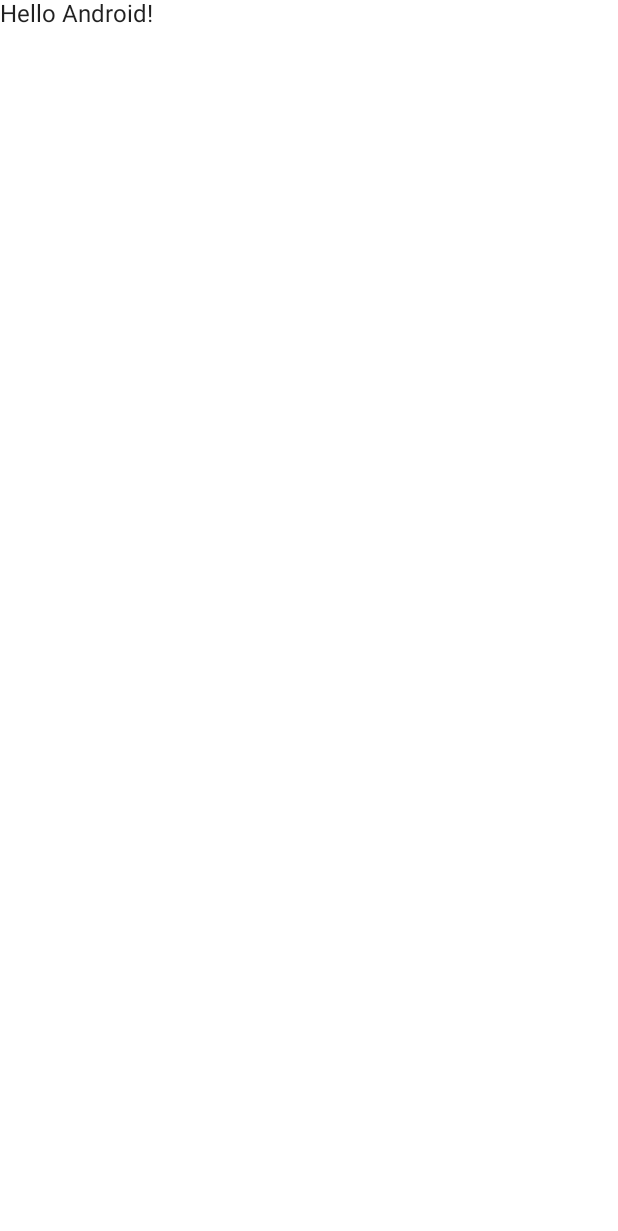
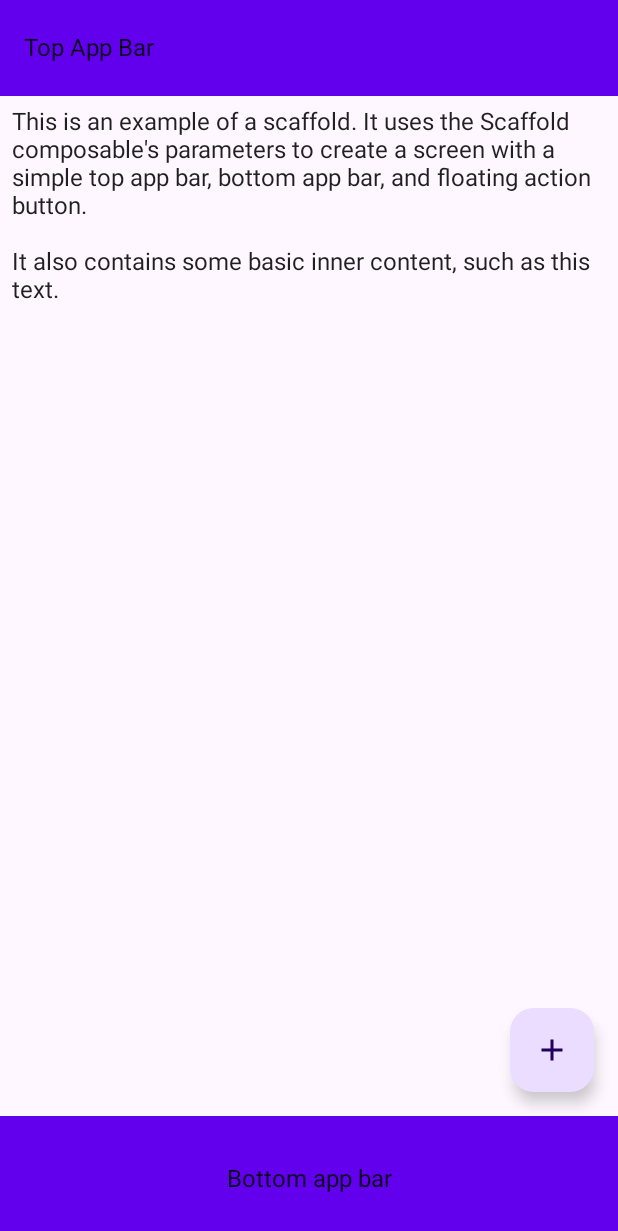
Before and after one commit to SatyamGondhale/LearnCompose, an Android app built with Jetpack Compose: the screen it shows after launch (MainActivity), on a phone screen of 412 x 824 dp. Before the commit the part shown is almost empty. Shown: the top 1231 px of the screen. Run offline under Robolectric (Android 15) with nearby library versions, the phone set to English and light mode, and no system bars.

Commit message:
Basic Components in Material3 design Jetpack Compose

```diff
--- a/app/src/main/java/com/learn/learncompose/MainActivity.kt
+++ b/app/src/main/java/com/learn/learncompose/MainActivity.kt
@@ -3,13 +3,30 @@ package com.learn.learncompose
 import android.os.Bundle
 import androidx.activity.ComponentActivity
 import androidx.activity.compose.setContent
-import androidx.compose.foundation.layout.fillMaxSize
+import androidx.compose.foundation.layout.Arrangement
+import androidx.compose.foundation.layout.Column
+import androidx.compose.foundation.layout.fillMaxWidth
+import androidx.compose.foundation.layout.padding
 import androidx.compose.material.MaterialTheme
-import androidx.compose.material.Surface
 import androidx.compose.material.Text
+import androidx.compose.material.icons.Icons
+import androidx.compose.material.icons.filled.Add
+import androidx.compose.material3.BottomAppBar
+import androidx.compose.material3.ExperimentalMaterial3Api
+import androidx.compose.material3.FloatingActionButton
+import androidx.compose.material3.Icon
+import androidx.compose.material3.Scaffold
+import androidx.compose.material3.TopAppBar
+import androidx.compose.material3.TopAppBarDefaults
 import androidx.compose.runtime.Composable
+import androidx.compose.runtime.getValue
+import androidx.compose.runtime.mutableIntStateOf
+import androidx.compose.runtime.remember
+import androidx.compose.runtime.setValue
 import androidx.compose.ui.Modifier
+import androidx.compose.ui.text.style.TextAlign
 import androidx.compose.ui.tooling.preview.Preview
+import androidx.compose.ui.unit.dp
 import com.learn.learncompose.ui.theme.LearnComposeTheme
 
 class MainActivity : ComponentActivity() {
@@ -17,27 +34,67 @@ class MainActivity : ComponentActivity() {
         super.onCreate(savedInstanceState)
         setContent {
             LearnComposeTheme {
-                // A surface container using the 'background' color from the theme
-                Surface(
-                    modifier = Modifier.fillMaxSize(),
-                    color = MaterialTheme.colors.background
-                ) {
-                    Greeting("Android")
-                }
+                ScaffoldBasicExample()
             }
         }
     }
 }
 
+@OptIn(ExperimentalMaterial3Api::class)
 @Composable
-fun Greeting(name: String) {
-    Text(text = "Hello $name!")
+fun ScaffoldBasicExample() {
+    var presses by remember { mutableIntStateOf(0) }
+    Scaffold(topBar = {
+        TopAppBar(
+            title = { Text(text = "Top App Bar") },
+            colors = TopAppBarDefaults.topAppBarColors(
+                containerColor = MaterialTheme.colors.primary,
+                titleContentColor = MaterialTheme.colors.primary
+            )
+        )
+    },
+        bottomBar = {
+            BottomAppBar(
+                containerColor = MaterialTheme.colors.primary,
+                contentColor = MaterialTheme.colors.primary,
+            ) {
+                Text(
+                    modifier = Modifier
+                        .fillMaxWidth(),
+                    textAlign = TextAlign.Center,
+                    text = "Bottom app bar",
+                )
+            }
+        },
+        floatingActionButton = {
+            FloatingActionButton(onClick = { presses++ }) {
+                Icon(Icons.Default.Add, contentDescription = "Add")
+            }
+        }
+    ) { paddingValues ->
+        Column(
+            modifier = Modifier
+                .padding(paddingValues),
+            verticalArrangement = Arrangement.spacedBy(16.dp),
+        ) {
+            Text(
+                modifier = Modifier.padding(8.dp),
+                text =
+                """
+                    This is an example of a scaffold. It uses the Scaffold composable's parameters to create a screen with a simple top app bar, bottom app bar, and floating action button.
+
+                    It also contains some basic inner content, such as this text.
+
+                """.trimIndent(),
+            )
+        }
+    }
 }
 
 @Preview(showBackground = true)
 @Composable
 fun DefaultPreview() {
     LearnComposeTheme {
-        Greeting("Android")
+      ScaffoldBasicExample()
     }
 }
--- a/app/src/main/res/values/themes.xml
+++ b/app/src/main/res/values/themes.xml
@@ -2,6 +2,6 @@
 <resources>
 
     <style name="Theme.LearnCompose" parent="android:Theme.Material.Light.NoActionBar">
-        <item name="android:statusBarColor">@color/purple_700</item>
+        <item name="android:statusBarColor">@color/purple_500</item>
     </style>
 </resources>
--- a/gradle.properties
+++ b/gradle.properties
@@ -21,3 +21,4 @@ kotlin.code.style=official
 # resources declared in the library itself and none from the library's dependencies,
 # thereby reducing the size of the R class for that library
 android.nonTransitiveRClass=true
+android.suppressUnsupportedCompileSdk=34
```
Also changed, not shown: app/build.gradle (+16 -8 lines), build.gradle (+13 -4 lines), settings.gradle (+0 -7 lines), gradle/wrapper/gradle-wrapper.properties.
